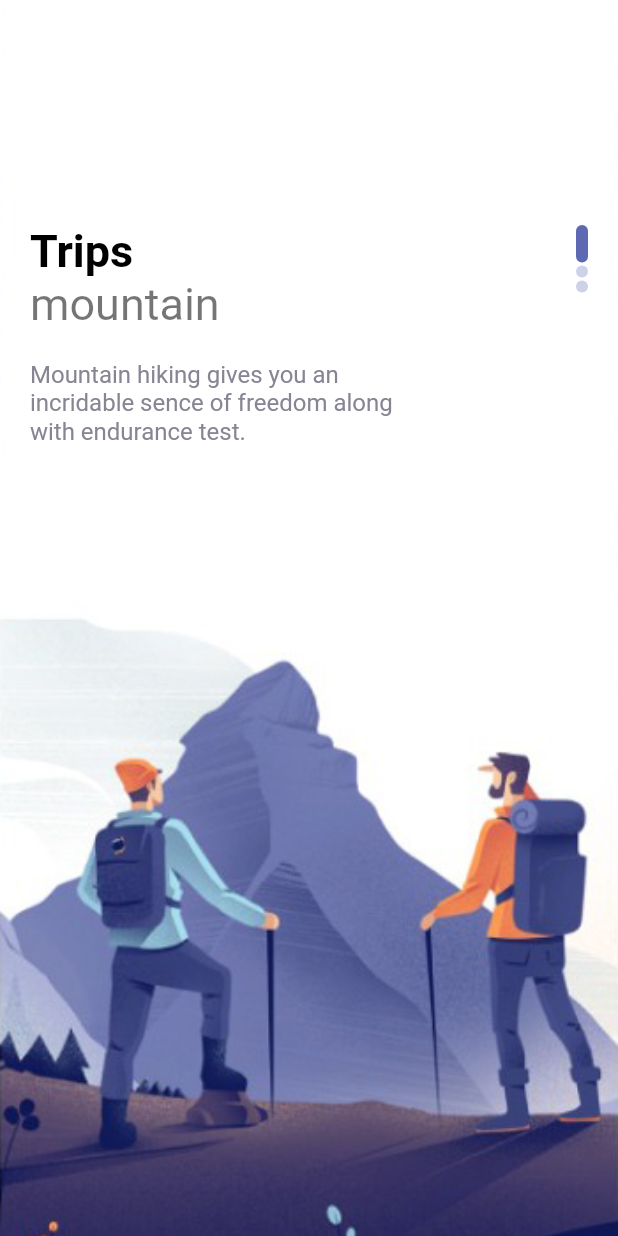
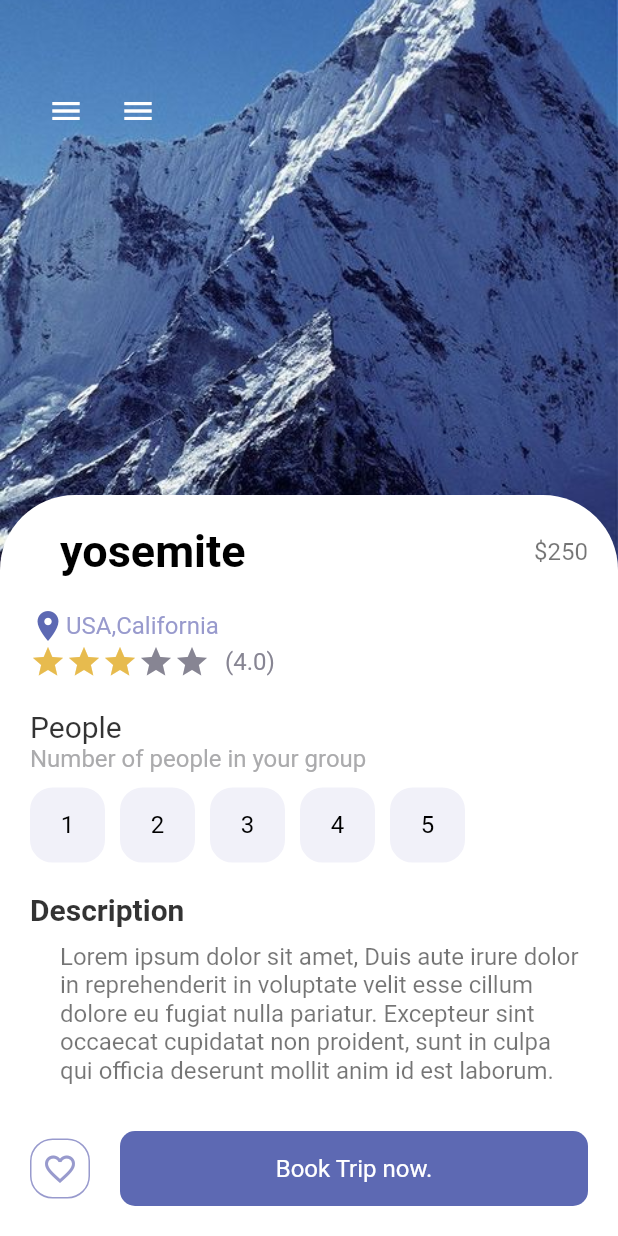
Before and after one commit to Amdebirhan/travelr_app, a Flutter app: the screen it shows after launch, on a phone screen of 412 x 824 dp. Run offline on Flutter 3.47's test engine with Material 2 defaults, Android fonts, the phone set to English and light mode, and no system bars; missing offline and left inert: dart:ffi.

Commit message:
ui part complete

```diff
--- a/lib/main.dart
+++ b/lib/main.dart
@@ -1,4 +1,6 @@
 import 'package:flutter/material.dart';
+import 'package:travel_app/navPages/main_page.dart';
+import 'package:travel_app/pages/detail_page.dart';
 import 'package:travel_app/pages/welcome_page.dart';
 
 void main() {
@@ -17,6 +19,6 @@ class MyApp extends StatelessWidget {
         theme: ThemeData(
           primarySwatch: Colors.blue,
         ),
-        home: WelcomePage());
+        home: DetailPage());
   }
 }
--- /dev/null
+++ b/lib/pages/detail_page.dart
@@ -0,0 +1,191 @@
+import 'package:flutter/material.dart';
+import 'package:travel_app/misc/colors.dart';
+import 'package:travel_app/widgets/app_buttons.dart';
+import 'package:travel_app/widgets/buttons/responsive_button.dart';
+import 'package:travel_app/widgets/texts/app_large_text.dart';
+import 'package:travel_app/widgets/texts/app_text.dart';
+
+class DetailPage extends StatefulWidget {
+  const DetailPage({Key? key}) : super(key: key);
+
+  @override
+  State<DetailPage> createState() => _DetailPageState();
+}
+
+class _DetailPageState extends State<DetailPage> {
+  int gottenStars = 3;
+  int selectedIndex = -1;
+  @override
+  Widget build(BuildContext context) {
+    return Scaffold(
+      body: Container(
+          width: double.maxFinite,
+          height: double.maxFinite,
+          child: Stack(
+            children: [
+              Positioned(
+                  left: 0,
+                  right: 0,
+                  child: Container(
+                    width: double.maxFinite,
+                    height: 380,
+                    decoration: BoxDecoration(
+                        image: DecorationImage(
+                            image: AssetImage("assets/images/mountain.jpeg"),
+                            fit: BoxFit.cover)),
+                  )),
+              Positioned(
+                  left: 20,
+                  top: 50,
+                  child: Row(
+                    mainAxisAlignment: MainAxisAlignment.spaceBetween,
+                    children: [
+                      IconButton(
+                          onPressed: () {},
+                          icon: Icon(Icons.menu, color: Colors.white)),
+                      IconButton(
+                          onPressed: () {},
+                          icon: Icon(Icons.menu, color: Colors.white))
+                    ],
+                  )),
+              Positioned(
+                  top: 330,
+                  child: Container(
+                    width: MediaQuery.of(context).size.width,
+                    height: 500,
+                    decoration: BoxDecoration(
+                        color: Colors.white,
+                        borderRadius: BorderRadius.only(
+                            topLeft: Radius.circular(50),
+                            topRight: Radius.circular(50))),
+                    child: Container(
+                      margin: EdgeInsets.only(left: 20),
+                      child: Column(
+                        crossAxisAlignment: CrossAxisAlignment.start,
+                        children: [
+                          Container(
+                            margin: EdgeInsets.all(20),
+                            child: Row(
+                              mainAxisAlignment: MainAxisAlignment.spaceBetween,
+                              children: [
+                                AppLargeText(text: "yosemite"),
+                                AppText(text: '\$250')
+                              ],
+                            ),
+                          ),
+                          Row(
+                            children: [
+                              Icon(
+                                Icons.location_on,
+                                color: AppColors.mainColor,
+                              ),
+                              AppText(
+                                text: "USA,California",
+                                color: AppColors.textColor1,
+                              )
+                            ],
+                          ),
+                          Row(
+                            children: [
+                              Wrap(
+                                children: List.generate(5, (index) {
+                                  return Icon(
+                                    Icons.star,
+                                    color: index < gottenStars
+                                        ? AppColors.starColor
+                                        : AppColors.textColor2,
+                                  );
+                                }),
+                              ),
+                              SizedBox(width: 10),
+                              AppText(
+                                  text: "(4.0)", color: AppColors.textColor2)
+                            ],
+                          ),
+                          SizedBox(height: 20),
+                          AppText(
+                            text: "People",
+                            color: Colors.black.withOpacity(0.8),
+                            size: 20,
+                          ),
+                          AppText(
+                            text: "Number of people in your group",
+                            color: AppColors.mainTextColor,
+                          ),
+                          SizedBox(
+                            height: 10,
+                          ),
+                          Wrap(
+                              children: List.generate(5, (index) {
+                            return InkWell(
+                              onTap: () {
+                                setState(() {
+                                  selectedIndex = index;
+                                });
+                              },
+                              child: Container(
+                                margin: EdgeInsets.only(right: 10),
+                                child: AppButtons(
+                                  color: selectedIndex == index
+                                      ? Colors.white
+                                      : Colors.black,
+                                  backgroundColor: selectedIndex == index
+                                      ? Colors.black
+                                      : AppColors.buttonBackground,
+                                  borderColor: selectedIndex == index
+                                      ? Colors.black
+                                      : AppColors.buttonBackground,
+                                  size: 50,
+                                  isIcon: false,
+                                  text: (index + 1).toString(),
+                                ),
+                              ),
+                            );
+                          })),
+                          SizedBox(
+                            height: 20,
+                          ),
+                          AppLargeText(
+                              text: "Description",
+                              color: Colors.black.withOpacity(0.8),
+                              size: 20),
+                          SizedBox(
+                            height: 10,
+                          ),
+                          Container(
+                            margin: EdgeInsets.only(left: 20, right: 20),
+                            child: AppText(
+                                text:
+                                    "Lorem ipsum dolor sit amet, Duis aute irure dolor in reprehenderit in voluptate velit esse cillum dolore eu fugiat nulla pariatur. Excepteur sint occaecat cupidatat non proident, sunt in culpa qui officia deserunt mollit anim id est laborum."),
+                          )
+                        ],
+                      ),
+                    ),
+                  )),
+              Positioned(
+                  bottom: 20,
+                  left: 20,
+                  right: 20,
+                  child: Row(
+                    children: [
+                      AppButtons(
+                        color: AppColors.textColor1,
+                        backgroundColor: Colors.white,
+                        borderColor: AppColors.textColor1,
+                        size: 40,
+                        isIcon: true,
+                        icon: Icons.favorite_border,
+                      ),
+                      SizedBox(
+                        width: 20,
+                      ),
+                      ResponsiveButtton(
+                        isResponsive: true,
+                      )
+                    ],
+                  ))
+            ],
+          )),
+    );
+  }
+}
--- /dev/null
+++ b/lib/widgets/app_buttons.dart
@@ -0,0 +1,55 @@
+import 'dart:ffi';
+
+import 'package:flutter/material.dart';
+import 'package:travel_app/widgets/texts/app_text.dart';
+
+import '../misc/colors.dart';
+
+class AppButtons extends StatelessWidget {
+  final Color color;
+  final Color backgroundColor;
+  double size;
+  final borderColor;
+  String? text;
+  IconData? icon;
+  bool? isIcon;
+
+  AppButtons(
+      {Key? key,
+      this.isIcon = false,
+      required this.color,
+      this.text = "hi",
+      this.icon,
+      required this.backgroundColor,
+      required this.borderColor,
+      required this.size})
+      : super(key: key);
+
+  @override
+  Widget build(BuildContext context) {
+    return Container(
+      width: size,
+      height: size,
+      decoration: BoxDecoration(
+          borderRadius: BorderRadius.circular(15),
+          color: backgroundColor,
+          border: Border.all(
+            color: borderColor,
+            width: 1.0,
+          )),
+      child: isIcon == false
+          ? Center(
+              child: AppText(
+                text: this.text!,
+                color: color,
+              ),
+            )
+          : Center(
+              child: Icon(
+                icon,
+                color: color,
+              ),
+            ),
+    );
+  }
+}
--- a/lib/widgets/buttons/responsive_button.dart
+++ b/lib/widgets/buttons/responsive_button.dart
@@ -1,5 +1,6 @@
 import 'package:flutter/material.dart';
 import 'package:travel_app/misc/colors.dart';
+import 'package:travel_app/widgets/texts/app_text.dart';
 
 class ResponsiveButtton extends StatelessWidget {
   final bool? isResponsive;
@@ -9,14 +10,24 @@ class ResponsiveButtton extends StatelessWidget {
 
   @override
   Widget build(BuildContext context) {
-    return Container(
-      width: width,
-      height: 60,
-      decoration: BoxDecoration(
-          borderRadius: BorderRadius.circular(10), color: AppColors.mainColor),
-      child: Row(
-        mainAxisAlignment: MainAxisAlignment.center,
-        children: [Image.asset("assets/images/button-one.png")],
+    return Flexible(
+      child: Container(
+        width: width,
+        height: 50,
+        decoration: BoxDecoration(
+            borderRadius: BorderRadius.circular(10),
+            color: AppColors.mainColor),
+        child: Row(
+          mainAxisAlignment: MainAxisAlignment.center,
+          children: [
+            isResponsive == true
+                ? AppText(
+                    text: "Book Trip now.",
+                    color: Colors.white,
+                  )
+                : Image.asset("assets/images/button-one.png")
+          ],
+        ),
       ),
     );
   }
```
Also changed, not shown: lib/navPages/bar_item.dart (added, +12 -0 lines), lib/navPages/home_page.dart (added, +200 -0 lines), lib/navPages/main_page.dart (added, +46 -0 lines), lib/navPages/my_page.dart (added, +12 -0 lines), lib/navPages/search_page.dart (added, +12 -0 lines), lib/pages/welcome_page.dart (+6 -1 lines).
